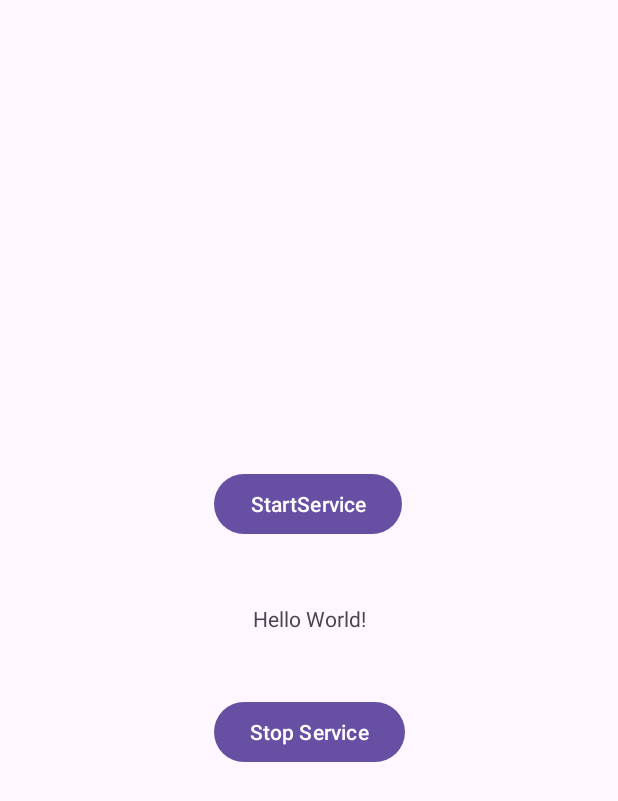
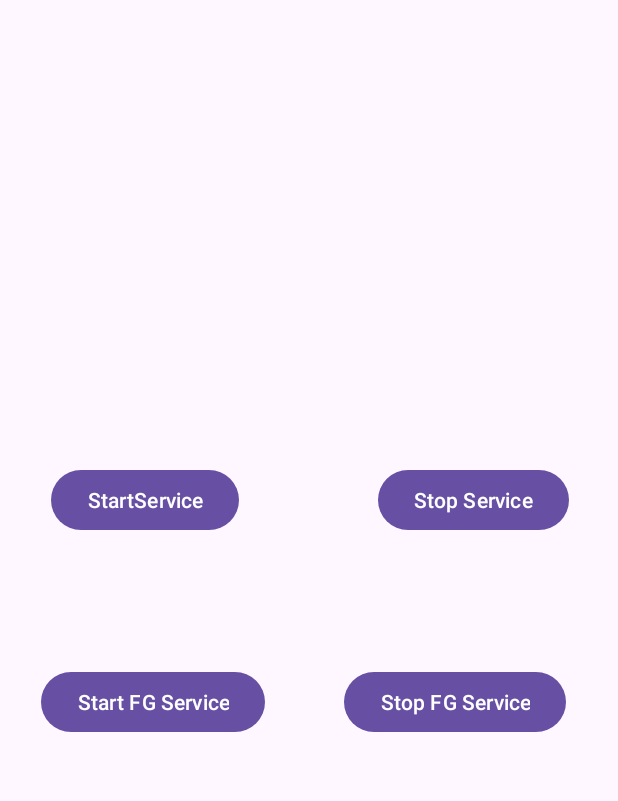
Before and after one commit to pmatsinopoulos/MediaPlayer3Tutorial, an Android app: the layout activity_main.xml on its own in the app's theme, with its tools: preview values and no code run, on a phone screen of 412 x 824 dp. Shown: the top 801 px of the screen. Run offline under Robolectric (Android 15) with nearby library versions, the phone set to English and light mode, and no system bars.

Commit message:
Start a Foreground Service
The Foreground Service requires a Notification.

```diff
--- a/app/src/main/java/com/mixlr/panos/mediaplayer3tutorial/FantasticService.kt
+++ b/app/src/main/java/com/mixlr/panos/mediaplayer3tutorial/FantasticService.kt
@@ -12,7 +12,7 @@ class FantasticService() : Service() {
     }
 
     override fun onStartCommand(intent: Intent?, flags: Int, startId: Int): Int {
-        Log.d(MainActivity.logTag, "Starting Fantastic Service")
+        Log.d(MainActivity.logTag, "Starting FantasticService")
         Log.d(MainActivity.logTag, "grade is: ${intent?.getIntExtra("grade", -1)}")
 
         return super.onStartCommand(intent, flags, startId)
@@ -24,7 +24,7 @@ class FantasticService() : Service() {
     }
 
     override fun onDestroy() {
-        Log.d(MainActivity.logTag, "Destroying Fantastic Service")
+        Log.d(MainActivity.logTag, "Destroying FantasticService")
         super.onDestroy()
     }
 }
--- a/app/src/main/res/layout/activity_main.xml
+++ b/app/src/main/res/layout/activity_main.xml
@@ -6,16 +6,6 @@
     android:layout_height="match_parent"
     tools:context=".MainActivity">
 
-    <TextView
-        android:id="@+id/textView"
-        android:layout_width="wrap_content"
-        android:layout_height="wrap_content"
-        android:text="Hello World!"
-        app:layout_constraintBottom_toBottomOf="parent"
-        app:layout_constraintEnd_toEndOf="parent"
-        app:layout_constraintStart_toStartOf="parent"
-        app:layout_constraintTop_toTopOf="parent" />
-
     <Button
         android:id="@+id/btnStartService"
         android:layout_width="wrap_content"
@@ -23,10 +13,10 @@
         android:text="StartService"
         app:layout_constraintBottom_toBottomOf="parent"
         app:layout_constraintEnd_toEndOf="parent"
-        app:layout_constraintHorizontal_bias="0.498"
+        app:layout_constraintHorizontal_bias="0.119"
         app:layout_constraintStart_toStartOf="parent"
         app:layout_constraintTop_toTopOf="parent"
-        app:layout_constraintVertical_bias="0.402" />
+        app:layout_constraintVertical_bias="0.399" />
 
     <Button
         android:id="@+id/btnStopService"
@@ -35,9 +25,33 @@
         android:text="Stop Service"
         app:layout_constraintBottom_toBottomOf="parent"
         app:layout_constraintEnd_toEndOf="parent"
-        app:layout_constraintHorizontal_bias="0.501"
+        app:layout_constraintHorizontal_bias="0.886"
         app:layout_constraintStart_toStartOf="parent"
         app:layout_constraintTop_toTopOf="@+id/btnStartService"
-        app:layout_constraintVertical_bias="0.328" />
+        app:layout_constraintVertical_bias="0.0" />
+
+    <Button
+        android:id="@+id/btnStartForegroundService"
+        android:layout_width="wrap_content"
+        android:layout_height="wrap_content"
+        android:text="Start FG Service"
+        app:layout_constraintBottom_toBottomOf="parent"
+        app:layout_constraintEnd_toEndOf="parent"
+        app:layout_constraintHorizontal_bias="0.103"
+        app:layout_constraintStart_toStartOf="parent"
+        app:layout_constraintTop_toTopOf="parent"
+        app:layout_constraintVertical_bias="0.572" />
+
+    <Button
+        android:id="@+id/btnStopForegroundService"
+        android:layout_width="wrap_content"
+        android:layout_height="wrap_content"
+        android:text="Stop FG Service"
+        app:layout_constraintBottom_toBottomOf="parent"
+        app:layout_constraintEnd_toEndOf="parent"
+        app:layout_constraintHorizontal_bias="0.868"
+        app:layout_constraintStart_toStartOf="parent"
+        app:layout_constraintTop_toTopOf="parent"
+        app:layout_constraintVertical_bias="0.572" />
 
 </androidx.constraintlayout.widget.ConstraintLayout>
--- a/app/src/main/res/values/strings.xml
+++ b/app/src/main/res/values/strings.xml
@@ -1,3 +1,8 @@
 <resources>
     <string name="app_name">MediaPlayer3Tutorial</string>
+    <string name="fg_service_notification_title">FG Service Title</string>
+    <string name="fg_service_notification_text">FG Service Text</string>
+    <string name="fg_service_notification_ticker">FG Service Ticker</string>
+    <string name="channel_name">Media 3 Demo Notifications</string>
+    <string name="channel_description">Media 3 Demo Notifications of any Kind</string>
 </resources>
```
Also changed, not shown: app/src/main/AndroidManifest.xml (+9 -3 lines), app/src/main/java/com/mixlr/panos/mediaplayer3tutorial/FantasticForegroundService.kt (added, +71 -0 lines), app/src/main/java/com/mixlr/panos/mediaplayer3tutorial/MainActivity.kt (+18 -6 lines).
